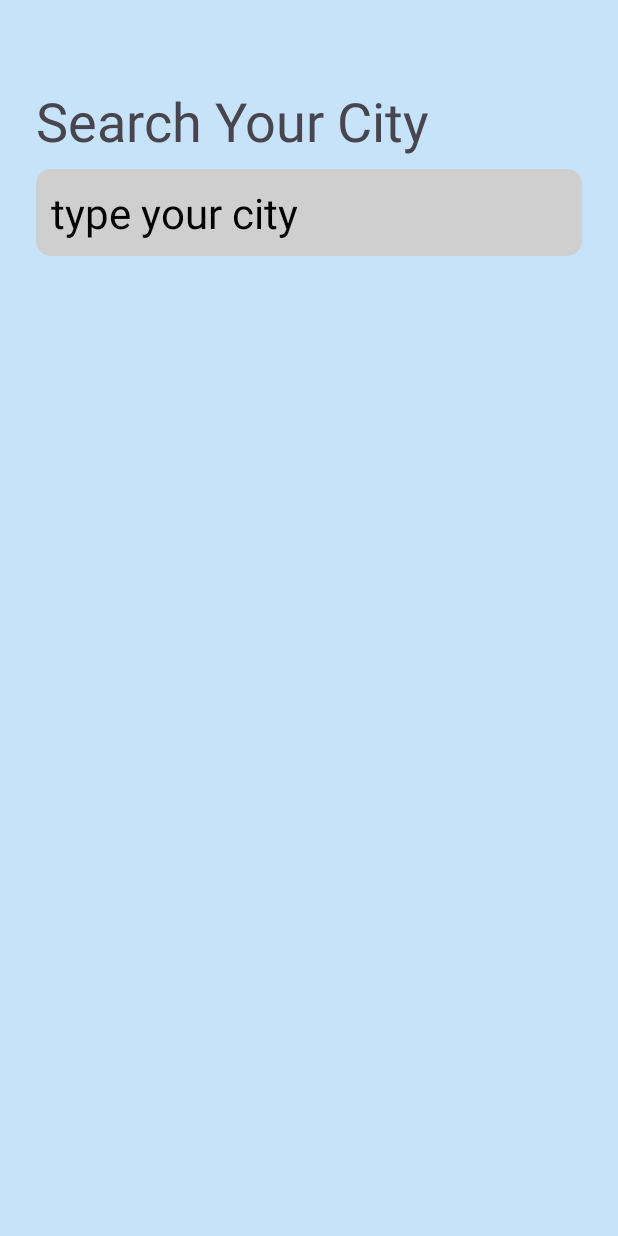
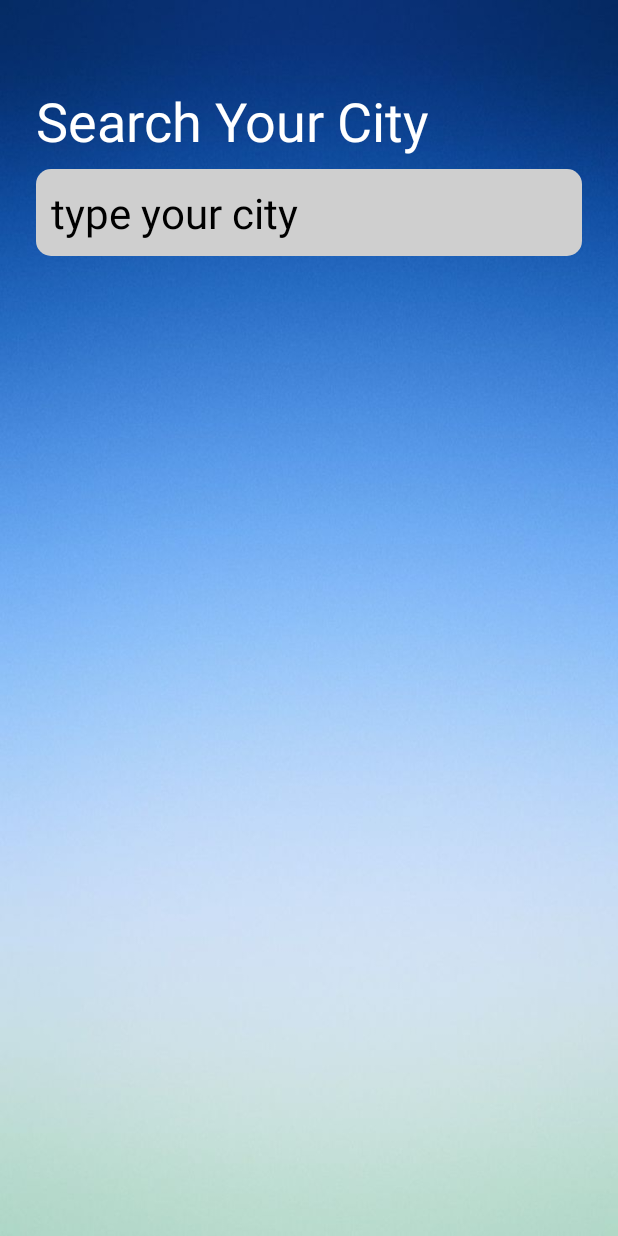
Before and after one commit to ziad7411/WeatherApp, an Android app: the screen it shows after launch (CityListActivity), after a tap on an icon or button, on a phone screen of 412 x 824 dp. Run offline under Robolectric (Android 15) with nearby library versions, the phone set to English and light mode, and no system bars; libraries missing offline, so code that uses them is left out: com.github.matteobattilana.weather, eightbitlab.com.blurview; 4 statements that could not run were skipped.

Commit message:
2 update

```diff
--- a/app/build.gradle.kts
+++ b/app/build.gradle.kts
@@ -47,6 +47,7 @@ dependencies {
     implementation("androidx.appcompat:appcompat:1.6.1")
     implementation("com.google.android.material:material:1.12.0")
     implementation("androidx.constraintlayout:constraintlayout:2.1.4")
+    implementation("com.google.firebase:protolite-well-known-types:18.0.0")
     testImplementation("junit:junit:4.13.2")
     androidTestImplementation("androidx.test.ext:junit:1.1.5")
     androidTestImplementation("androidx.test.espresso:espresso-core:3.5.1")
--- a/app/src/main/java/com/example/weatherapp/Repository/WeatherRepository.kt
+++ b/app/src/main/java/com/example/weatherapp/Repository/WeatherRepository.kt
@@ -13,4 +13,6 @@ class WeatherRepository(val api: ApiService, val timeZoneAPI: ApiService) {
         latitude: Double,
         longitude: Double,
     ) = timeZoneAPI.getTimeZone(latitude, longitude)
+
+
 }
--- a/app/src/main/java/com/example/weatherapp/activity/MainActivity.kt
+++ b/app/src/main/java/com/example/weatherapp/activity/MainActivity.kt
@@ -24,13 +24,21 @@ import com.example.weatherapp.adapter.ForecastAdapter
 import com.example.weatherapp.databinding.ActivityMainBinding
 import com.example.weatherapp.model.CurrentResponseApi
 import com.example.weatherapp.model.ForecastResponseApi
+import com.example.weatherapp.model.TimeZoneResponse
 import com.github.matteobattilana.weather.PrecipType
 import com.google.android.gms.location.FusedLocationProviderClient
 import com.google.android.gms.location.LocationServices
 import eightbitlab.com.blurview.RenderScriptBlur
 import retrofit2.Call
 import retrofit2.Response
+import java.text.SimpleDateFormat
+import java.time.LocalDateTime
+import java.time.ZoneOffset
 import java.util.Calendar
+import java.util.Calendar.HOUR_OF_DAY
+import java.util.Date
+import java.util.Locale
+import java.util.TimeZone
 
 class MainActivity : AppCompatActivity() {
 
@@ -104,6 +112,8 @@ class MainActivity : AppCompatActivity() {
                                 it?.main?.tempMax.let { Math.round(it!!).toString() } + "°"
                             lowTempTxt.text =
                                 it?.main?.tempMin.let { Math.round(it!!).toString() } + "°"
+
+
                             setEffectRainSnow(it?.weather?.get(0)?.icon ?: "-")
 
                             val drawable = if (isNightNow()) R.drawable.nightbg
@@ -282,12 +292,38 @@ class MainActivity : AppCompatActivity() {
         }
     }
 
-    private fun isNightNow(): Boolean {
-        val time = calender.get(Calendar.HOUR_OF_DAY)
+    /*private fun isNightTime(sys: CurrentResponseApi.Sys?): Boolean {
+        sys ?: return false // Return false if Sys data is null
+        var  localTime= locale?.localTime.toString()
+       // val currentTime = System.currentTimeMillis() / 1000 // Current time in seconds
+        val sunriseTime = sys?.sunrise ?: 0
+        val sunsetTime = sys?.sunset ?: 0
+         millisecondsSinceMidnight = localTimeToMillisecondsSinceMidnight(localTime)
+        return millisecondsSinceMidnight in sunriseTime..sunsetTime
+
+    }*/
+
+   /* fun localTimeToMillisecondsSinceMidnight(localTime: String): Int {
+        val formatter = SimpleDateFormat("yyyy-MM-dd'T'HH:mm:ss.SSSSSSS")
+        val parsedTime = formatter.parse(localTime)
+
+        val calendar = Calendar.getInstance()
+        calendar.time = parsedTime
+
+        val hoursInMillis = calendar.get(HOUR_OF_DAY) * 3600 * 1000
+        val minutesInMillis = calendar.get(Calendar.MINUTE) * 60 * 1000
+        val secondsInMillis = calendar.get(Calendar.SECOND) * 1000
+
+        return hoursInMillis + minutesInMillis + secondsInMillis + calendar.get(Calendar.MILLISECOND)
+    }*/
+
+
+
+        private fun isNightNow(): Boolean {
+        val time = calender.get(HOUR_OF_DAY)
 
         return time !in 6..18
     }
-
     private fun setDynamicallyWallpaper(icon: String): Int {
         return when (icon.dropLast(1)) {
             "01" -> {
--- a/app/src/main/java/com/example/weatherapp/adapter/ForecastAdapter.kt
+++ b/app/src/main/java/com/example/weatherapp/adapter/ForecastAdapter.kt
@@ -14,7 +14,7 @@ import java.util.TimeZone
 
 class ForecastAdapter : RecyclerView.Adapter<ForecastAdapter.ViewHolder>() {
     private lateinit var binding: ForecastViewholderBinding
-    var timeZone = TimeZone.getDefault()
+    var timeZone = java.util.TimeZone.getDefault()
 
     override fun onCreateViewHolder(parent: ViewGroup, viewType: Int): ForecastAdapter.ViewHolder {
         val inflater = LayoutInflater.from(parent.context)
@@ -40,9 +40,9 @@ class ForecastAdapter : RecyclerView.Adapter<ForecastAdapter.ViewHolder>() {
         // Format the date with desired format
         //  val dateFormat = SimpleDateFormat("yyyy-MM-dd", Locale.getDefault())
         binding = ForecastViewholderBinding.bind(holder.itemView)
-
         val calendar = Calendar.getInstance(timeZone)
         calendar.time = date
+
 
         val dayOfWeekName = when (calendar.get(Calendar.DAY_OF_WEEK)) {
             1 -> "Sun"
--- a/app/src/main/res/layout/activity_city_list.xml
+++ b/app/src/main/res/layout/activity_city_list.xml
@@ -7,7 +7,7 @@
     android:orientation="vertical"
     android:padding="24dp"
     tools:context=".activity.CityListActivity"
-    android:background="#C7E3FA">
+    android:background="@drawable/searchbg">
 
     <TextView
         android:id="@+id/textView"
@@ -15,6 +15,7 @@
         android:layout_height="wrap_content"
         android:layout_marginTop="32dp"
         android:text="Search Your City"
+        android:textColor="#FFFFFF"
         android:textSize="36sp" />
 
     <EditText
```
Also changed, not shown: app/src/main/res/layout/activity_main.xml (+4 -3 lines), app/src/main/res/drawable/searchbg.jpg (added).
